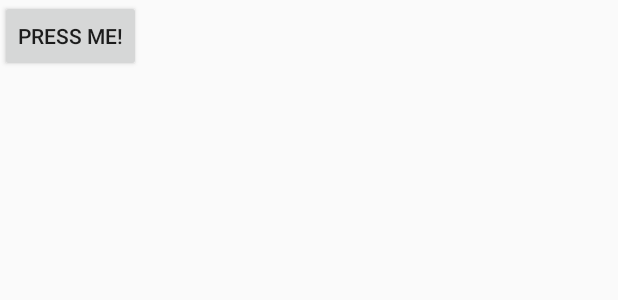
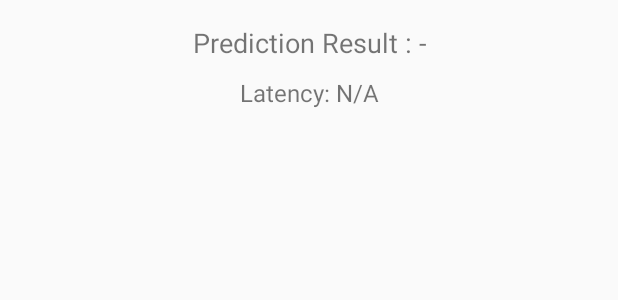
Before and after one commit to diffzerg/android_ubicoustics, an Android app built with Jetpack Compose: the layout activity_main.xml on its own in the app's theme, with its tools: preview values and no code run, on a phone screen of 412 x 824 dp. Shown: the top 300 px of the screen. Run offline under Robolectric (Android 15) with nearby library versions, the phone set to English and light mode, and no system bars; network calls fail.

Commit message:
Updated UI

```diff
--- a/app/src/main/java/com/example/ubicoustics/MainActivity.kt
+++ b/app/src/main/java/com/example/ubicoustics/MainActivity.kt
@@ -7,6 +7,7 @@ import android.media.AudioRecord
 import android.media.MediaRecorder
 import android.os.Bundle
 import android.util.Log
+import android.widget.TextView
 import androidx.appcompat.app.AppCompatActivity
 import androidx.core.app.ActivityCompat
 import com.chaquo.python.Python
@@ -17,9 +18,17 @@ import java.nio.ByteBuffer
 class MainActivity : AppCompatActivity() {
     private var recordingThread: Thread? = null
 
+    // Declare a TextView variable
+    private lateinit var tvPredictionResult: TextView
+    private lateinit var tvLatency: TextView
+
     override fun onCreate(savedInstanceState: Bundle?) {
         super.onCreate(savedInstanceState)
         setContentView(R.layout.activity_main)
+
+        // Initialize the TextView reference
+        tvPredictionResult = findViewById(R.id.tvPredictionResult)
+        tvLatency = findViewById(R.id.tvLatency)
 
         if (!Python.isStarted()) {
             Log.d("Python Initialization", "Starting Python...")
@@ -76,9 +85,8 @@ class MainActivity : AppCompatActivity() {
                     val py = Python.getInstance()
                     val pyObj = py.getModule("tflite")
                     val startTime = System.currentTimeMillis()  // Mark the start time
+                    val resultString = pyObj.callAttr("process_audio", audioData)
 
-                    val resultString = pyObj.callAttr("process_audio", audioData)
-M
                     val endTime = System.currentTimeMillis()  // Mark the end time
 
                     val latency = endTime - startTime  // Calculate the latency
@@ -86,6 +94,11 @@ M
                     if (!resultString.toString().contentEquals("Prediction Failed")) {
                         Log.d("Prediction result", resultString.toString())
                         Log.d("Latency", "$latency ms")  // Log the latency
+
+                        runOnUiThread {
+                            tvPredictionResult.text = resultString.toString()
+                            tvLatency.text = "Latency: $latency ms"  // Update the latency TextView
+                        }
                     }
                 }
             }
--- a/app/src/main/res/layout/activity_main.xml
+++ b/app/src/main/res/layout/activity_main.xml
@@ -2,12 +2,24 @@
 <LinearLayout xmlns:android="http://schemas.android.com/apk/res/android"
     android:layout_width="match_parent"
     android:layout_height="match_parent"
-    android:orientation="vertical" >
+    android:orientation="vertical"
+    android:padding="16dp">
 
-    <!-- Your UI components go here, for example a Button: -->
-    <Button
-        android:id="@+id/myButton"
-        android:layout_width="wrap_content"
+    <TextView
+        android:id="@+id/tvPredictionResult"
+        android:layout_width="match_parent"
         android:layout_height="wrap_content"
-        android:text="Press me!" />
+        android:text="Prediction Result : -"
+        android:gravity="center"
+        android:textSize="18sp" />
+
+    <TextView
+        android:id="@+id/tvLatency"
+        android:layout_width="match_parent"
+        android:layout_height="wrap_content"
+        android:text="Latency: N/A"
+        android:gravity="center"
+        android:textSize="16sp"
+        android:layout_marginTop="10dp" />
+
 </LinearLayout>
```
